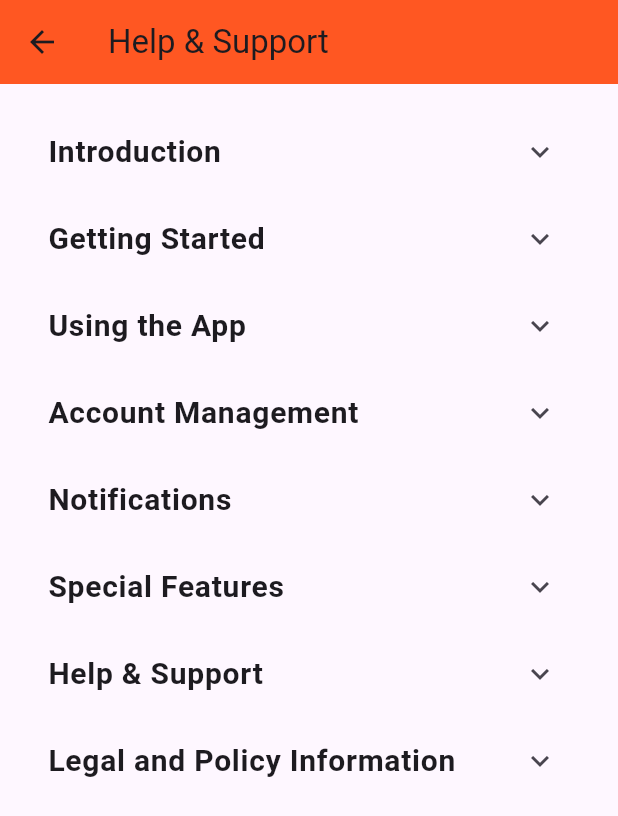
After one commit to ssekyanzielvis/group_ten, a Flutter app: the HelpPage screen opened directly, on a phone screen of 412 x 824 dp. The commit adds this screen. Shown: the top 816 px of the screen. Run offline on Flutter 3.47's test engine with Material 3 defaults, Android fonts, the phone set to English and light mode, and no system bars; our stand-ins replace cached_network_image, cloud_firestore, firebase_auth, firebase_core, firebase_database, firebase_messaging and 6 more; missing offline and left inert: firebase_auth_platform_interface, flutter_facebook_auth, stripe_payment; accounts and stored records are empty; project files that could hold a hidden picture were left out.

Commit message:
help page

```diff
--- a/lib/src/pages/calculator.dart
+++ b/lib/src/pages/calculator.dart
@@ -1,3 +1,4 @@
+import 'package:flutter/foundation.dart';
 import 'package:flutter/material.dart';
 import 'package:cloud_firestore/cloud_firestore.dart';
 import 'package:math_expressions/math_expressions.dart' as math_expressions;
@@ -6,6 +7,7 @@ class CalculatorScreen extends StatefulWidget {
   const CalculatorScreen({super.key});
 
   @override
+  // ignore: library_private_types_in_public_api
   _CalculatorScreenState createState() => _CalculatorScreenState();
 }
 
@@ -40,7 +42,9 @@ class _CalculatorScreenState extends State<CalculatorScreen> {
           _result = exp.evaluate(math_expressions.EvaluationType.REAL,
               math_expressions.ContextModel());
         } catch (e) {
-          print('Error evaluating expression: $e');
+          if (kDebugMode) {
+            print('Error evaluating expression: $e');
+          }
           _result = 0.0;
         }
       }
@@ -65,7 +69,7 @@ class _CalculatorScreenState extends State<CalculatorScreen> {
     return Scaffold(
       appBar: AppBar(
         title: const Text('Calculator'),
-        backgroundColor: Colors.deepPurple,
+        backgroundColor: Colors.deepOrange,
         actions: [
           IconButton(
             icon: const Icon(Icons.history),
@@ -107,7 +111,7 @@ class _CalculatorScreenState extends State<CalculatorScreen> {
                     Text(
                       '$_result',
                       style: const TextStyle(
-                          fontSize: 24, color: Colors.deepPurple),
+                          fontSize: 24, color: Colors.deepOrange),
                     ),
                   ],
                 ),
@@ -143,7 +147,7 @@ class _CalculatorScreenState extends State<CalculatorScreen> {
       ),
       floatingActionButton: FloatingActionButton(
         onPressed: _clear,
-        backgroundColor: Colors.deepPurple,
+        backgroundColor: Colors.deepOrange,
         child: const Icon(Icons.clear),
       ),
     );
@@ -181,7 +185,7 @@ class HistoryScreen extends StatelessWidget {
     return Scaffold(
       appBar: AppBar(
         title: const Text('Calculation History'),
-        backgroundColor: Colors.deepPurple,
+        backgroundColor: Colors.deepOrange,
       ),
       body: Padding(
         padding: const EdgeInsets.all(16.0),
--- a/lib/src/pages/food_provider.dart
+++ b/lib/src/pages/food_provider.dart
@@ -24,7 +24,7 @@ class BlogScreen extends StatelessWidget {
             fontWeight: FontWeight.bold,
           ),
         ),
-        backgroundColor: Colors.green,
+        backgroundColor: Colors.deepOrange,
       ),
       body: FutureBuilder<List<Food>>(
         future: fetchFoods(),
@@ -106,7 +106,7 @@ class BlogScreen extends StatelessWidget {
         },
       ),
       floatingActionButton: FloatingActionButton(
-        backgroundColor: Colors.green,
+        backgroundColor: Colors.deepOrange,
         child: const Icon(Icons.add),
         onPressed: () {
           Navigator.of(context).push(
@@ -169,7 +169,7 @@ class _AddFoodScreenState extends State<AddFoodScreen> {
             fontWeight: FontWeight.bold,
           ),
         ),
-        backgroundColor: Colors.green,
+        backgroundColor: Colors.deepOrange,
         actions: [
           IconButton(
             icon: const Icon(Icons.add_box_rounded),
@@ -318,7 +318,7 @@ class FoodDetailScreen extends StatelessWidget {
                   fontWeight: FontWeight.bold,
                 ),
               ),
-              backgroundColor: Colors.green,
+              backgroundColor: Colors.deepOrange,
             ),
             body: SingleChildScrollView(
               child: Column(
--- /dev/null
+++ b/lib/src/pages/help.dart
@@ -0,0 +1,509 @@
+import 'package:flutter/material.dart';
+
+class HelpPage extends StatefulWidget {
+  const HelpPage({super.key});
+
+  @override
+  State<HelpPage> createState() => _HelpPageState();
+}
+
+class _HelpPageState extends State<HelpPage> {
+  final Map<String, bool> _isExpanded = {
+    'Introduction': false,
+    'Getting Started': false,
+    'Using the App': false,
+    'Account Management': false,
+    'Notifications': false,
+    'Special Features': false,
+    'Help & Support': false,
+    'Legal and Policy Information': false,
+  };
+
+  @override
+  Widget build(BuildContext context) {
+    return Scaffold(
+      appBar: AppBar(
+        title: const Text('Help & Support'),
+        backgroundColor: Colors.deepOrange,
+      ),
+      body: ListView(
+        padding: const EdgeInsets.all(16.0),
+        children: _isExpanded.keys.map((String key) {
+          return ExpansionTile(
+            title: Text(
+              key,
+              style: const TextStyle(
+                fontSize: 20,
+                fontWeight: FontWeight.bold,
+              ),
+            ),
+            onExpansionChanged: (bool expanded) {
+              setState(() {
+                _isExpanded[key] = expanded;
+              });
+            },
+            initiallyExpanded: _isExpanded[key]!,
+            children: <Widget>[
+              if (key == 'Introduction') _buildIntroduction(),
+              if (key == 'Getting Started') _buildGettingStarted(),
+              if (key == 'Using the App') _buildUsingTheApp(),
+              if (key == 'Account Management') _buildAccountManagement(),
+              if (key == 'Notifications') _buildNotifications(),
+              if (key == 'Special Features') _buildSpecialFeatures(),
+              if (key == 'Help & Support') _buildHelpSupport(),
+              if (key == 'Legal and Policy Information')
+                _buildLegalPolicyInformation(),
+            ],
+          );
+        }).toList(),
+      ),
+    );
+  }
+
+  Widget _buildIntroduction() {
+    return Padding(
+      padding: const EdgeInsets.all(16.0),
+      child: Container(
+        padding: const EdgeInsets.all(16.0),
+        decoration: BoxDecoration(
+          color: Colors.white,
+          borderRadius: BorderRadius.circular(10),
+          boxShadow: const [
+            BoxShadow(
+              color: Colors.black26,
+              blurRadius: 5,
+              offset: Offset(0, 5),
+            ),
+          ],
+        ),
+        child: const Column(
+          crossAxisAlignment: CrossAxisAlignment.start,
+          children: [
+            Text(
+              'Brief overview of the app and its purpose.',
+              style: TextStyle(fontSize: 16),
+            ),
+            SizedBox(height: 8),
+            Text(
+              'How the app can benefit the user.',
+              style: TextStyle(fontSize: 16),
+            ),
+          ],
+        ),
+      ),
+    );
+  }
+
+  Widget _buildGettingStarted() {
+    return Padding(
+      padding: const EdgeInsets.all(16.0),
+      child: Container(
+        padding: const EdgeInsets.all(16.0),
+        decoration: BoxDecoration(
+          color: Colors.white,
+          borderRadius: BorderRadius.circular(10),
+          boxShadow: const [
+            BoxShadow(
+              color: Colors.black26,
+              blurRadius: 5,
+              offset: Offset(0, 5),
+            ),
+          ],
+        ),
+        child: const Column(
+          crossAxisAlignment: CrossAxisAlignment.start,
+          children: [
+            Text(
+              'Account Creation & Login:',
+              style: TextStyle(fontSize: 16, fontWeight: FontWeight.bold),
+            ),
+            SizedBox(height: 8),
+            Text(
+              'Steps to create a new account.',
+              style: TextStyle(fontSize: 16),
+            ),
+            SizedBox(height: 8),
+            Text(
+              'How to log in using email/password or social sign-ins.',
+              style: TextStyle(fontSize: 16),
+            ),
+            SizedBox(height: 16),
+            Text(
+              'Navigating the Home Screen:',
+              style: TextStyle(fontSize: 16, fontWeight: FontWeight.bold),
+            ),
+            SizedBox(height: 8),
+            Text(
+              'Overview of the home screen layout and main features.',
+              style: TextStyle(fontSize: 16),
+            ),
+            SizedBox(height: 8),
+            Text(
+              'Explanation of the icons and buttons.',
+              style: TextStyle(fontSize: 16),
+            ),
+          ],
+        ),
+      ),
+    );
+  }
+
+  Widget _buildUsingTheApp() {
+    return Padding(
+      padding: const EdgeInsets.all(16.0),
+      child: Container(
+        padding: const EdgeInsets.all(16.0),
+        decoration: BoxDecoration(
+          color: Colors.white,
+          borderRadius: BorderRadius.circular(10),
+          boxShadow: const [
+            BoxShadow(
+              color: Colors.black26,
+              blurRadius: 5,
+              offset: Offset(0, 5),
+            ),
+          ],
+        ),
+        child: const Column(
+          crossAxisAlignment: CrossAxisAlignment.start,
+          children: [
+            Text(
+              'Browsing Restaurants:',
+              style: TextStyle(fontSize: 16, fontWeight: FontWeight.bold),
+            ),
+            SizedBox(height: 8),
+            Text(
+              'How to search for restaurants.',
+              style: TextStyle(fontSize: 16),
+            ),
+            SizedBox(height: 8),
+            Text(
+              'Filters and sorting options.',
+              style: TextStyle(fontSize: 16),
+            ),
+            SizedBox(height: 16),
+            Text(
+              'Viewing Menu:',
+              style: TextStyle(fontSize: 16, fontWeight: FontWeight.bold),
+            ),
+            SizedBox(height: 8),
+            Text(
+              'How to view a restaurant\'s menu.',
+              style: TextStyle(fontSize: 16),
+            ),
+            SizedBox(height: 8),
+            Text(
+              'Details on menu items (e.g., descriptions, prices, images).',
+              style: TextStyle(fontSize: 16),
+            ),
+            SizedBox(height: 16),
+            Text(
+              'Placing an Order:',
+              style: TextStyle(fontSize: 16, fontWeight: FontWeight.bold),
+            ),
+            SizedBox(height: 8),
+            Text(
+              'Steps to add items to the cart.',
+              style: TextStyle(fontSize: 16),
+            ),
+            SizedBox(height: 8),
+            Text(
+              'How to review and edit the cart.',
+              style: TextStyle(fontSize: 16),
+            ),
+            SizedBox(height: 8),
+            Text(
+              'Placing an order and selecting delivery/pickup options.',
+              style: TextStyle(fontSize: 16),
+            ),
+            SizedBox(height: 16),
+            Text(
+              'Payment Methods:',
+              style: TextStyle(fontSize: 16, fontWeight: FontWeight.bold),
+            ),
+            SizedBox(height: 8),
+            Text(
+              'Supported payment methods (e.g., credit card, PayPal).',
+              style: TextStyle(fontSize: 16),
+            ),
+            SizedBox(height: 8),
+            Text(
+              'How to add and manage payment methods.',
+              style: TextStyle(fontSize: 16),
+            ),
+            SizedBox(height: 16),
+            Text(
+              'Tracking Orders:',
+              style: TextStyle(fontSize: 16, fontWeight: FontWeight.bold),
+            ),
+            SizedBox(height: 8),
+            Text(
+              'How to track the status of an order in real-time.',
+              style: TextStyle(fontSize: 16),
+            ),
+          ],
+        ),
+      ),
+    );
+  }
+
+  Widget _buildAccountManagement() {
+    return Padding(
+      padding: const EdgeInsets.all(16.0),
+      child: Container(
+        padding: const EdgeInsets.all(16.0),
+        decoration: BoxDecoration(
+          color: Colors.white,
+          borderRadius: BorderRadius.circular(10),
+          boxShadow: const [
+            BoxShadow(
+              color: Colors.black26,
+              blurRadius: 5,
+              offset: Offset(0, 5),
+            ),
+          ],
+        ),
+        child: const Column(
+          crossAxisAlignment: CrossAxisAlignment.start,
+          children: [
+            Text(
+              'Profile Settings:',
+              style: TextStyle(fontSize: 16, fontWeight: FontWeight.bold),
+            ),
+            SizedBox(height: 8),
+            Text(
+              'How to view and edit profile information.',
+              style: TextStyle(fontSize: 16),
+            ),
+            SizedBox(height: 8),
+            Text(
+              'Updating contact details and preferences.',
+              style: TextStyle(fontSize: 16),
+            ),
+            SizedBox(height: 16),
+            Text(
+              'Address Book:',
+              style: TextStyle(fontSize: 16, fontWeight: FontWeight.bold),
+            ),
+            SizedBox(height: 8),
+            Text(
+              'Adding, editing, and deleting delivery addresses.',
+              style: TextStyle(fontSize: 16),
+            ),
+            SizedBox(height: 16),
+            Text(
+              'Order History:',
+              style: TextStyle(fontSize: 16, fontWeight: FontWeight.bold),
+            ),
+            SizedBox(height: 8),
+            Text(
+              'Viewing past orders.',
+              style: TextStyle(fontSize: 16),
+            ),
+            SizedBox(height: 8),
+            Text(
+              'Reordering previous orders.',
+              style: TextStyle(fontSize: 16),
+            ),
+          ],
+        ),
+      ),
+    );
+  }
+
+  Widget _buildNotifications() {
+    return Padding(
+      padding: const EdgeInsets.all(16.0),
+      child: Container(
+        padding: const EdgeInsets.all(16.0),
+        decoration: BoxDecoration(
+          color: Colors.white,
+          borderRadius: BorderRadius.circular(10),
+          boxShadow: const [
+            BoxShadow(
+              color: Colors.black26,
+              blurRadius: 5,
+              offset: Offset(0, 5),
+            ),
+          ],
+        ),
+        child: const Column(
+          crossAxisAlignment: CrossAxisAlignment.start,
+          children: [
+            Text(
+              'How to manage push notifications.',
+              style: TextStyle(fontSize: 16),
+            ),
+            SizedBox(height: 8),
+            Text(
+              'Enabling/disabling notifications for order updates, promotions, etc.',
+              style: TextStyle(fontSize: 16),
+            ),
+          ],
+        ),
+      ),
+    );
+  }
+
+  Widget _buildSpecialFeatures() {
+    return Padding(
+      padding: const EdgeInsets.all(16.0),
+      child: Container(
+        padding: const EdgeInsets.all(16.0),
+        decoration: BoxDecoration(
+          color: Colors.white,
+          borderRadius: BorderRadius.circular(10),
+          boxShadow: const [
+            BoxShadow(
+              color: Colors.black26,
+              blurRadius: 5,
+              offset: Offset(0, 5),
+            ),
+          ],
+        ),
+        child: const Column(
+          crossAxisAlignment: CrossAxisAlignment.start,
+          children: [
+            Text(
+              'Dietary Preferences:',
+              style: TextStyle(fontSize: 16, fontWeight: FontWeight.bold),
+            ),
+            SizedBox(height: 8),
+            Text(
+              'How to set and manage dietary preferences.',
+              style: TextStyle(fontSize: 16),
+            ),
+            SizedBox(height: 8),
+            Text(
+              'Using dietary filters when browsing restaurants and menus.',
+              style: TextStyle(fontSize: 16),
+            ),
+            SizedBox(height: 16),
+            Text(
+              'Favorites:',
+              style: TextStyle(fontSize: 16, fontWeight: FontWeight.bold),
+            ),
+            SizedBox(height: 8),
+            Text(
+              'Adding restaurants and menu items to favorites.',
+              style: TextStyle(fontSize: 16),
+            ),
+            SizedBox(height: 8),
+            Text(
+              'Viewing and managing favorite items.',
+              style: TextStyle(fontSize: 16),
+            ),
+          ],
+        ),
+      ),
+    );
+  }
+
+  Widget _buildHelpSupport() {
+    return Padding(
+      padding: const EdgeInsets.all(16.0),
+      child: Container(
+        padding: const EdgeInsets.all(16.0),
+        decoration: BoxDecoration(
+          color: Colors.white,
+          borderRadius: BorderRadius.circular(10),
+          boxShadow: const [
+            BoxShadow(
+              color: Colors.black26,
+              blurRadius: 5,
+              offset: Offset(0, 5),
+            ),
+          ],
+        ),
+        child: const Column(
+          crossAxisAlignment: CrossAxisAlignment.start,
+          children: [
+            Text(
+              'Frequently Asked Questions (FAQs):',
+              style: TextStyle(fontSize: 16, fontWeight: FontWeight.bold),
+            ),
+            SizedBox(height: 8),
+            Text(
+              'Common questions and their answers.',
+              style: TextStyle(fontSize: 16),
+            ),
+            SizedBox(height: 16),
+            Text(
+              'Contact Support:',
+              style: TextStyle(fontSize: 16, fontWeight: FontWeight.bold),
+            ),
+            SizedBox(height: 8),
+            Text(
+              'How to contact customer support (e.g., via email, phone, in-app chat).',
+              style: TextStyle(fontSize: 16),
+            ),
+            SizedBox(height: 16),
+            Text(
+              'Feedback:',
+              style: TextStyle(fontSize: 16, fontWeight: FontWeight.bold),
+            ),
+            SizedBox(height: 8),
+            Text(
+              'How users can provide feedback about the app.',
+              style: TextStyle(fontSize: 16),
+            ),
+          ],
+        ),
+      ),
+    );
+  }
+
+  Widget _buildLegalPolicyInformation() {
+    return Padding(
+      padding: const EdgeInsets.all(16.0),
+      child: Container(
+        padding: const EdgeInsets.all(16.0),
+        decoration: BoxDecoration(
+          color: Colors.white,
+          borderRadius: BorderRadius.circular(10),
+          boxShadow: const [
+            BoxShadow(
+              color: Colors.black26,
+              blurRadius: 5,
+              offset: Offset(0, 5),
+            ),
+          ],
+        ),
+        child: const Column(
+          crossAxisAlignment: CrossAxisAlignment.start,
+          children: [
+            Text(
+              'Terms of Service:',
+              style: TextStyle(fontSize: 16, fontWeight: FontWeight.bold),
+            ),
+            SizedBox(height: 8),
+            Text(
+              'Link to the app\'s terms of service.',
+              style: TextStyle(fontSize: 16),
+            ),
+            SizedBox(height: 16),
+            Text(
+              'Privacy Policy:',
+              style: TextStyle(fontSize: 16, fontWeight: FontWeight.bold),
+            ),
+            SizedBox(height: 8),
+            Text(
+              'Link to the app\'s privacy policy.',
+              style: TextStyle(fontSize: 16),
+            ),
+            SizedBox(height: 16),
+            Text(
+              'Refund and Cancellation Policy:',
+              style: TextStyle(fontSize: 16, fontWeight: FontWeight.bold),
+            ),
+            SizedBox(height: 8),
+            Text(
+              'Information on refund and cancellation policies.',
+              style: TextStyle(fontSize: 16),
+            ),
+          ],
+        ),
+      ),
+    );
+  }
+}
--- a/lib/src/screens/main_screen.dart
+++ b/lib/src/screens/main_screen.dart
@@ -5,12 +5,12 @@ import 'package:food_dash/src/pages/food_provider.dart';
 import 'package:food_dash/src/pages/welcome_page_ui.dart';
 import 'package:firebase_messaging/firebase_messaging.dart';
 import 'package:flutter_local_notifications/flutter_local_notifications.dart';
-import '../pages/favourite_page.dart';
 import '../pages/profile_page.dart';
 import '../widgets/auth_service.dart';
 import '../pages/register_restaurant_page.dart';
 import '../pages/bugdet.dart';
 import '../pages/calculator.dart';
+import '../pages/help.dart';
 
 class MainScreen extends StatefulWidget {
   const MainScreen({super.key});
@@ -31,7 +31,7 @@ class _MainScreenState extends State<MainScreen> {
 
   late WelcomePage homePage;
   late BlogScreen blogScreen;
-  late FavoritesPage favoritePage;
+  late HelpPage helpPage;
   late ProfilePage profilePage;
 
   @override
@@ -41,9 +41,9 @@ class _MainScreenState extends State<MainScreen> {
     // Initialize pages
     homePage = const WelcomePage();
     blogScreen = const BlogScreen(); // Initialize BlogScreen
-    favoritePage = const FavoritesPage();
+    helpPage = const HelpPage();
     profilePage = const ProfilePage();
-    pages = [homePage, blogScreen, favoritePage, profilePage];
+    pages = [homePage, blogScreen, helpPage, profilePage];
     currentPage = pages[0];
 
     // Initialize Firebase Messaging
@@ -127,7 +127,7 @@ class _MainScreenState extends State<MainScreen> {
           children: <Widget>[
             const DrawerHeader(
               decoration: BoxDecoration(
-                color: Colors.orange,
+                color: Colors.deepOrange,
               ),
               child: Text(
                 'Food Dash',
```
Also changed, not shown: 4 other files.
